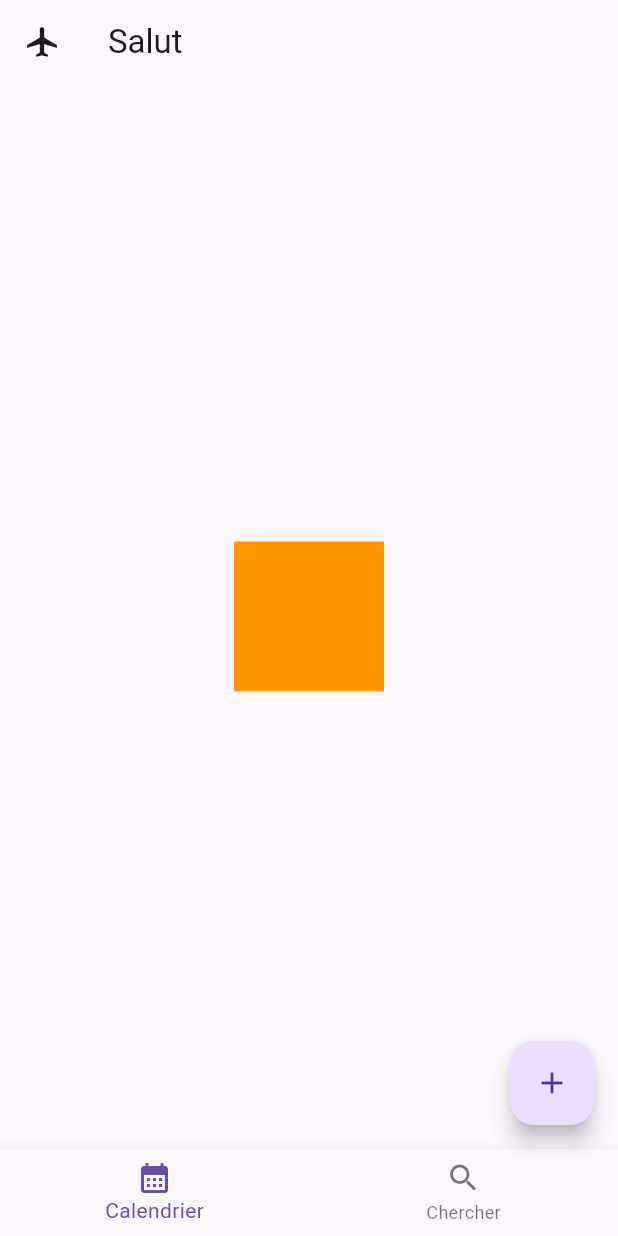
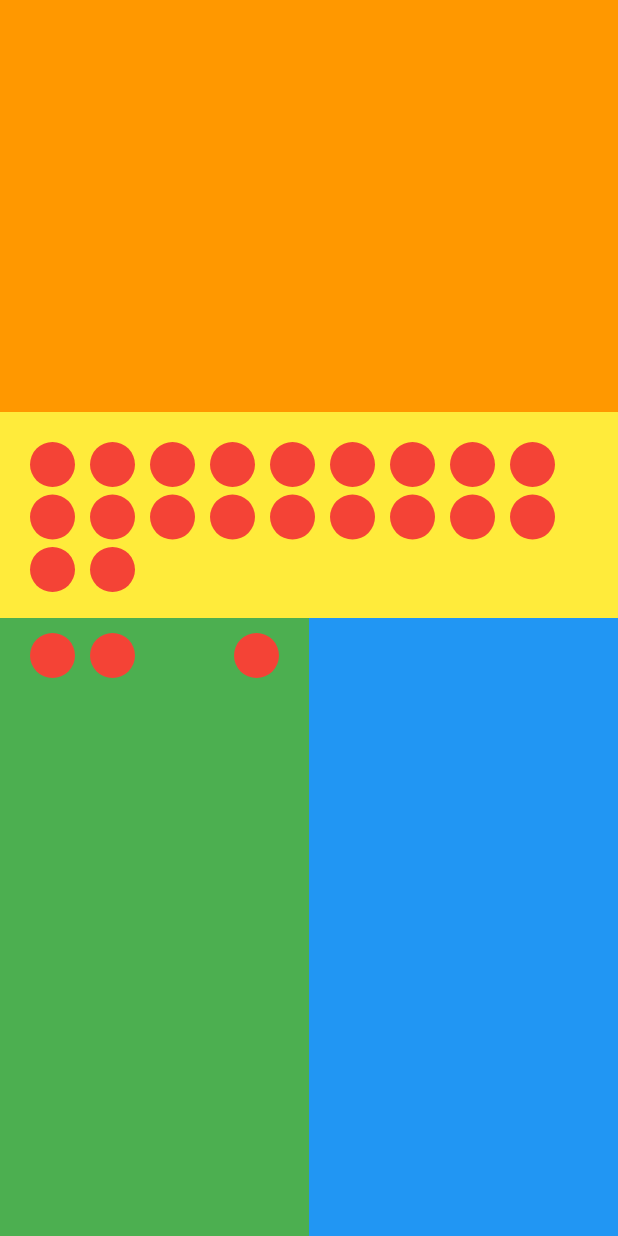
Before and after one commit to ThomasEcalle/5_AL1_2023, a Flutter app: the screen it shows after launch, on a phone screen of 412 x 824 dp. Run offline on Flutter 3.47's test engine with Material 2 defaults, Android fonts, the phone set to English and light mode, and no system bars.

Commit message:
Start work on layouts

```diff
--- /dev/null
+++ b/lib/layouts/bubble.dart
@@ -0,0 +1,17 @@
+import 'package:flutter/material.dart';
+
+class Bubble extends StatelessWidget {
+  const Bubble({super.key});
+
+  @override
+  Widget build(BuildContext context) {
+    return Container(
+      height: 30,
+      width: 30,
+      decoration: const BoxDecoration(
+        color: Colors.red,
+        shape: BoxShape.circle,
+      ),
+    );
+  }
+}
--- /dev/null
+++ b/lib/layouts/layouts_screen.dart
@@ -0,0 +1,87 @@
+import 'package:al_2023/layouts/bubble.dart';
+import 'package:flutter/material.dart';
+
+class LayoutsScreen extends StatelessWidget {
+  const LayoutsScreen({super.key});
+
+  @override
+  Widget build(BuildContext context) {
+    final screenHeight = MediaQuery.of(context).size.height;
+    return Container(
+      color: Colors.white,
+      child: SafeArea(
+        child: Column(
+          children: [
+            Expanded(
+              child: Container(
+                color: Colors.red,
+                child: Column(
+                  children: [
+                    Expanded(
+                      flex: 2,
+                      child: Container(
+                        color: Colors.orange,
+                      ),
+                    ),
+                    Expanded(
+                      child: Container(
+                        color: Colors.yellow,
+                        width: double.infinity,
+                        child: Padding(
+                          padding: const EdgeInsets.all(20),
+                          child: Wrap(
+                            direction: Axis.horizontal,
+                            spacing: 10,
+                            runSpacing: 5,
+                            children: List.generate(20, (index) => Bubble()),
+                          ),
+                        ),
+                      ),
+                    ),
+                  ],
+                ),
+              ),
+            ),
+            Expanded(
+              child: Container(
+                color: Colors.yellow,
+                child: Row(
+                  children: [
+                    Expanded(
+                      child: Container(
+                        color: Colors.green,
+                        height: double.infinity,
+                        width: double.infinity,
+                        child: const Padding(
+                          padding: EdgeInsets.symmetric(
+                            horizontal: 20,
+                            vertical: 10,
+                          ),
+                          child: Row(
+                            crossAxisAlignment: CrossAxisAlignment.start,
+                            children: [
+                              Bubble(),
+                              SizedBox(width: 10),
+                              Bubble(),
+                              Spacer(),
+                              Bubble(),
+                            ],
+                          ),
+                        ),
+                      ),
+                    ),
+                    Expanded(
+                      child: Container(
+                        color: Colors.blue,
+                      ),
+                    ),
+                  ],
+                ),
+              ),
+            ),
+          ],
+        ),
+      ),
+    );
+  }
+}
--- a/lib/main.dart
+++ b/lib/main.dart
@@ -1,4 +1,5 @@
 import 'package:al_2023/home.dart';
+import 'package:al_2023/layouts/layouts_screen.dart';
 import 'package:flutter/material.dart';
 
 void main() {
@@ -20,7 +21,7 @@ class MyApp extends StatelessWidget {
           ),
         ),
       ),
-      home: Home(),
+      home: const LayoutsScreen(),
     );
   }
 }
```
